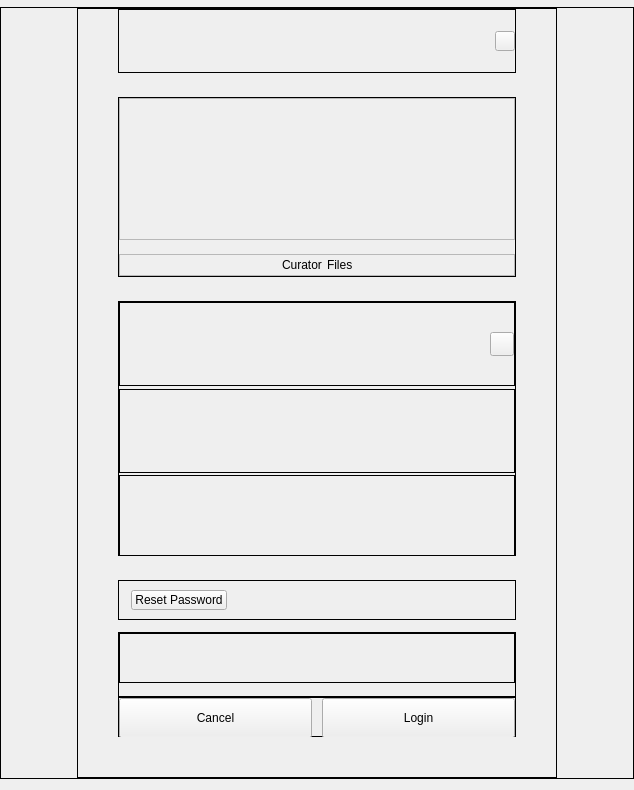
This is src/gui/newwizard/pages/credentialspage.ui in CSG-Development/owncloud-client as Qt 5 draws it before an edit. The edited form follows.
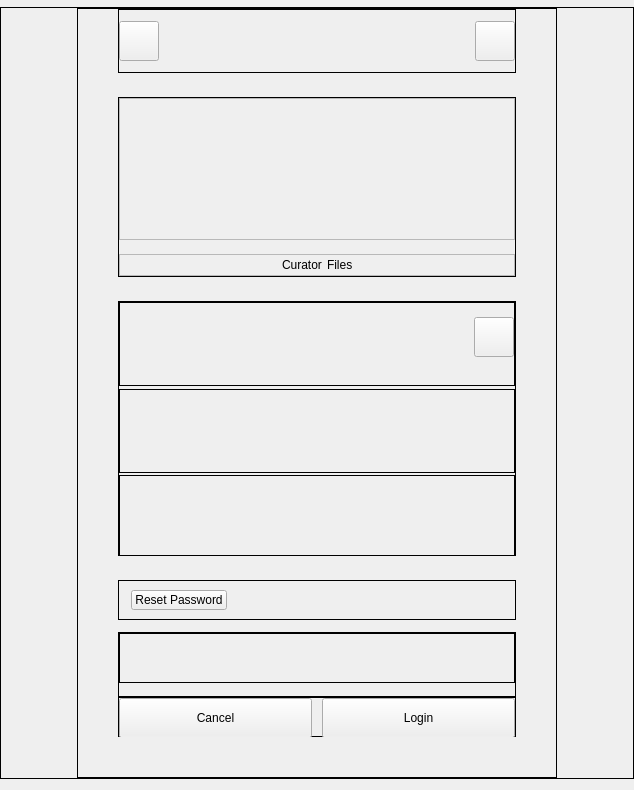
This is the edited form. Custom widgets are drawn as their Qt base class.

What changed in the file:
```diff
--- a/src/gui/newwizard/pages/credentialspage.ui
+++ b/src/gui/newwizard/pages/credentialspage.ui
@@ -157,9 +157,40 @@
                <enum>QFrame::Shadow::Plain</enum>
               </property>
               <layout class="QHBoxLayout" name="horizontalLayout_9">
+               <property name="leftMargin">
+                <number>0</number>
+               </property>
                <property name="rightMargin">
                 <number>0</number>
                </property>
+               <item>
+                <widget class="QToolButton" name="btnBack">
+                 <property name="minimumSize">
+                  <size>
+                   <width>40</width>
+                   <height>40</height>
+                  </size>
+                 </property>
+                 <property name="maximumSize">
+                  <size>
+                   <width>40</width>
+                   <height>40</height>
+                  </size>
+                 </property>
+                 <property name="cursor">
+                  <cursorShape>PointingHandCursor</cursorShape>
+                 </property>
+                 <property name="text">
+                  <string/>
+                 </property>
+                 <property name="iconSize">
+                  <size>
+                   <width>20</width>
+                   <height>20</height>
+                  </size>
+                 </property>
+                </widget>
+               </item>
                <item>
                 <spacer name="horizontalSpacer_9">
                  <property name="orientation">
@@ -177,14 +208,14 @@
                 <widget class="QToolButton" name="btnSettings">
                  <property name="minimumSize">
                   <size>
-                   <width>20</width>
-                   <height>20</height>
+                   <width>40</width>
+                   <height>40</height>
                   </size>
                  </property>
                  <property name="maximumSize">
                   <size>
-                   <width>20</width>
-                   <height>20</height>
+                   <width>40</width>
+                   <height>40</height>
                   </size>
                  </property>
                  <property name="cursor">
@@ -504,7 +535,7 @@
                  </property>
                  <layout class="QHBoxLayout" name="horizontalLayout_7">
                   <property name="spacing">
-                   <number>11</number>
+                   <number>0</number>
                   </property>
                   <property name="leftMargin">
                    <number>0</number>
@@ -522,22 +553,55 @@
                    <widget class="ComboWidget" name="edUrl" native="true"/>
                   </item>
                   <item>
+                   <widget class="QFrame" name="frameRefreshBtn">
+                    <property name="sizePolicy">
+                     <sizepolicy hsizetype="Maximum" vsizetype="Preferred">
+                      <horstretch>0</horstretch>
+                      <verstretch>0</verstretch>
+                     </sizepolicy>
+                    </property>
+                    <layout class="QHBoxLayout" name="horizontalLayout_10">
+                     <property name="leftMargin">
+                      <number>9</number>
+                     </property>
+                     <property name="topMargin">
+                      <number>0</number>
+                     </property>
+                     <property name="rightMargin">
+                      <number>0</number>
+                     </property>
+                     <property name="bottomMargin">
+                      <number>13</number>
+                     </property>
+                     <item>
                    <widget class="QToolButton" name="btnRefresh">
                     <property name="minimumSize">
                      <size>
-                      <width>24</width>
-                      <height>24</height>
+                         <width>40</width>
+                         <height>40</height>
                      </size>
                     </property>
                     <property name="maximumSize">
                      <size>
-                      <width>24</width>
-                      <height>24</height>
-                     </size>
-                    </property>
+                         <width>40</width>
+                         <height>40</height>
+                        </size>
+                       </property>
+                       <property name="cursor">
+                        <cursorShape>PointingHandCursor</cursorShape>
+                       </property>
                     <property name="text">
                      <string/>
                     </property>
+                       <property name="iconSize">
+                        <size>
+                         <width>20</width>
+                         <height>20</height>
+                        </size>
+                       </property>
+                      </widget>
+                     </item>
+                    </layout>
                    </widget>
                   </item>
                  </layout>
```
Left out of the diff: 2 changed lines with no effect on the pictures. Lines whose indentation alone changed are shown as unchanged.
